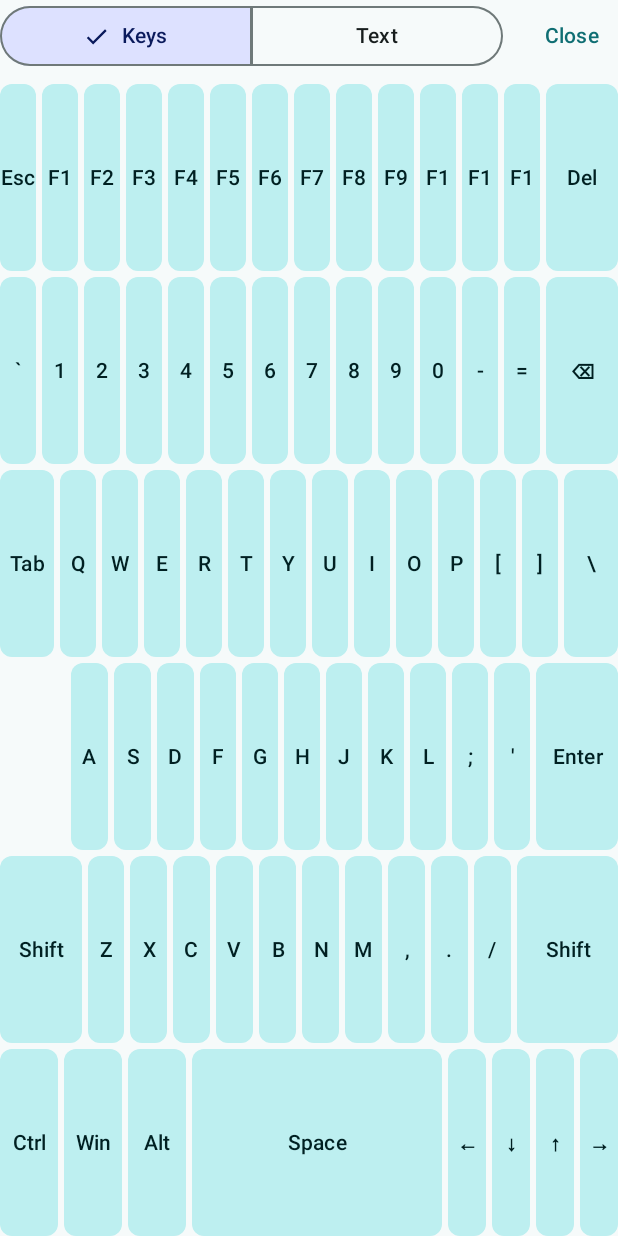
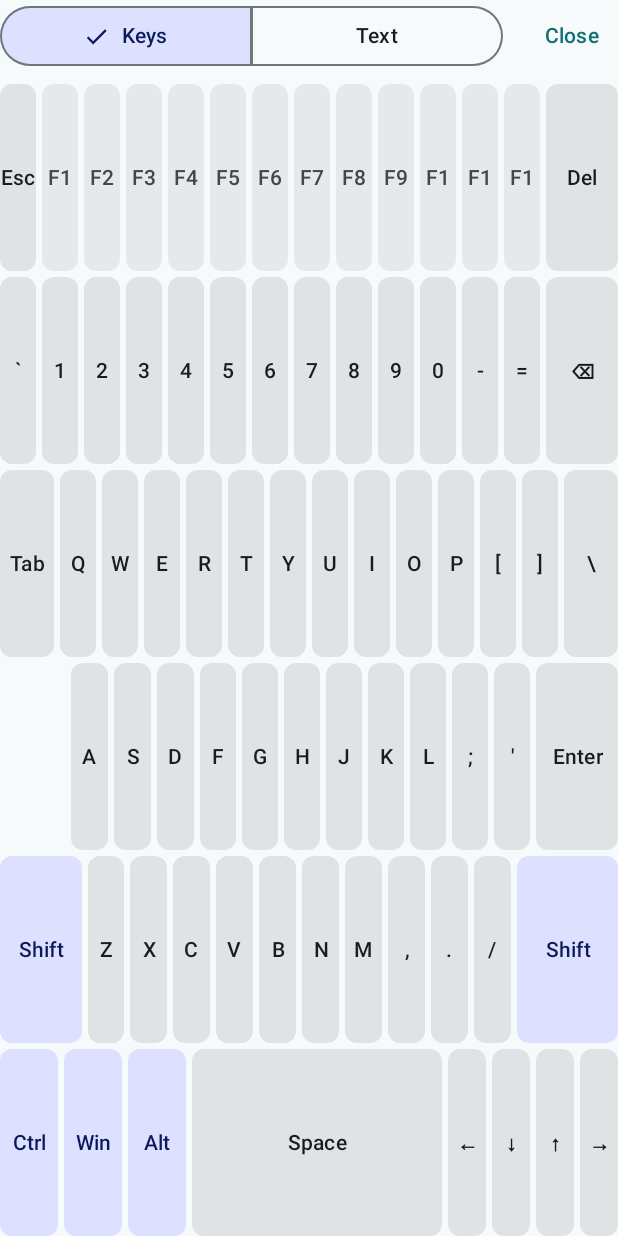
Before and after one commit to talgrim/HomeCursor, an Android app built with Jetpack Compose: the composable KeyboardScreen shown on its own in the app's theme, on a phone screen of 412 x 824 dp. Run offline under Robolectric (Android 15) with nearby library versions, the phone set to English and light mode, and no system bars; network calls fail; 1 statement that could not run was skipped.

Commit message:
feat(client): restyle trackpad, keyboard and mouse buttons
Replace the Left/Mid/Right labels with mouse glyphs that fill the button's
zone, give the pad, buttons and keys theme colours, shapes and press states,
colour keys by kind, and give the mouse buttons button semantics for
screen readers. Add the Compose preview tooling.

Co-Authored-By: Claude <noreply@anthropic.com>

```diff
--- a/src/client/app/build.gradle.kts
+++ b/src/client/app/build.gradle.kts
@@ -34,10 +34,13 @@ dependencies {
     implementation(libs.androidx.activity.compose)
     implementation(libs.androidx.compose.ui)
     implementation(libs.androidx.compose.material3)
+    implementation(libs.androidx.compose.ui.tooling.preview)
     implementation(libs.androidx.lifecycle.viewmodel.compose)
     implementation(libs.androidx.lifecycle.runtime.compose)
     implementation(libs.kotlinx.coroutines.android)
 
+    debugImplementation(libs.androidx.compose.ui.tooling)
+
     testImplementation(libs.junit)
     testImplementation(libs.kotlinx.coroutines.test)
 }
--- /dev/null
+++ b/src/client/app/src/main/kotlin/com/homecursor/client/ui/KeyGroup.kt
@@ -0,0 +1,36 @@
+package com.homecursor.client.ui
+
+import androidx.annotation.StringRes
+import androidx.compose.material3.MaterialTheme
+import androidx.compose.runtime.Composable
+import androidx.compose.ui.graphics.Color
+import com.homecursor.client.R
+import com.homecursor.client.protocol.SpecialKey
+
+/** The kinds of key the UI tells apart: by colour on the keyboard and in a shortcut, and as sections of the key picker. */
+enum class KeyGroup(@param:StringRes val title: Int) {
+    Modifier(R.string.key_group_modifiers),
+    Function(R.string.key_group_function),
+    Letter(R.string.key_group_letters),
+    Digit(R.string.key_group_digits),
+    Other(R.string.key_group_other),
+}
+
+fun SpecialKey.group(): KeyGroup = when {
+    isModifier -> KeyGroup.Modifier
+    code in SpecialKey.F1.code..SpecialKey.F12.code -> KeyGroup.Function
+    code in SpecialKey.A.code..SpecialKey.Z.code -> KeyGroup.Letter
+    code in SpecialKey.D0.code..SpecialKey.D9.code -> KeyGroup.Digit
+    else -> KeyGroup.Other
+}
+
+/** The container and content colours of a key at rest: modifiers stand out, function keys recede. */
+@Composable
+fun SpecialKey.restingColors(): Pair<Color, Color> {
+    val colors = MaterialTheme.colorScheme
+    return when (group()) {
+        KeyGroup.Modifier -> colors.secondaryContainer to colors.onSecondaryContainer
+        KeyGroup.Function -> colors.surfaceContainerHigh to colors.onSurfaceVariant
+        KeyGroup.Letter, KeyGroup.Digit, KeyGroup.Other -> colors.surfaceContainerHighest to colors.onSurface
+    }
+}
--- a/src/client/app/src/main/kotlin/com/homecursor/client/ui/KeyboardScreen.kt
+++ b/src/client/app/src/main/kotlin/com/homecursor/client/ui/KeyboardScreen.kt
@@ -1,7 +1,10 @@
 package com.homecursor.client.ui
 
 import androidx.compose.foundation.background
+import androidx.compose.foundation.LocalIndication
 import androidx.compose.foundation.clickable
+import androidx.compose.foundation.interaction.MutableInteractionSource
+import androidx.compose.foundation.interaction.collectIsPressedAsState
 import androidx.compose.foundation.layout.Arrangement
 import androidx.compose.foundation.layout.Box
 import androidx.compose.foundation.layout.Column
@@ -11,7 +14,7 @@ import androidx.compose.foundation.layout.fillMaxSize
 import androidx.compose.foundation.layout.fillMaxWidth
 import androidx.compose.foundation.layout.height
 import androidx.compose.foundation.layout.padding
-import androidx.compose.foundation.shape.RoundedCornerShape
+import androidx.compose.animation.animateColorAsState
 import androidx.compose.material3.Button
 import androidx.compose.material3.ExperimentalMaterial3Api
 import androidx.compose.material3.MaterialTheme
@@ -24,6 +27,7 @@ import androidx.compose.material3.TextButton
 import androidx.compose.runtime.Composable
 import androidx.compose.runtime.getValue
 import androidx.compose.runtime.mutableStateOf
+import androidx.compose.runtime.remember
 import androidx.compose.runtime.saveable.rememberSaveable
 import androidx.compose.runtime.setValue
 import androidx.compose.ui.Alignment
@@ -37,6 +41,7 @@ import com.homecursor.client.R
 import com.homecursor.client.input.KeyLabels
 import com.homecursor.client.input.KeyboardLayout
 import com.homecursor.client.protocol.SpecialKey
+import com.homecursor.client.ui.theme.Spacing
 
 /**
  * The full-screen on-screen keyboard (landscape). A mode switch picks between typing key by key
@@ -53,8 +58,8 @@ fun KeyboardScreen(
     onTextSent: (String) -> Unit,
     onClose: () -> Unit,
 ) {
-    Column(modifier = Modifier.fillMaxSize(), verticalArrangement = Arrangement.spacedBy(8.dp)) {
-        Row(verticalAlignment = Alignment.CenterVertically, horizontalArrangement = Arrangement.spacedBy(16.dp)) {
+    Column(modifier = Modifier.fillMaxSize(), verticalArrangement = Arrangement.spacedBy(Spacing.sm)) {
+        Row(verticalAlignment = Alignment.CenterVertically, horizontalArrangement = Arrangement.spacedBy(Spacing.lg)) {
             SingleChoiceSegmentedButtonRow(modifier = Modifier.weight(1f)) {
                 val modes = KeyboardMode.entries
                 modes.forEachIndexed { index, entry ->
@@ -84,9 +89,9 @@ fun KeyGrid(
     onKeyTapped: (SpecialKey) -> Unit,
     modifier: Modifier = Modifier,
 ) {
-    Column(modifier = modifier, verticalArrangement = Arrangement.spacedBy(4.dp)) {
+    Column(modifier = modifier, verticalArrangement = Arrangement.spacedBy(KEY_GAP)) {
         for (row in KeyboardLayout.rows) {
-            Row(modifier = Modifier.weight(1f).fillMaxWidth(), horizontalArrangement = Arrangement.spacedBy(4.dp)) {
+            Row(modifier = Modifier.weight(1f).fillMaxWidth(), horizontalArrangement = Arrangement.spacedBy(KEY_GAP)) {
                 for (cell in row) {
                     val cellModifier = Modifier.weight(cell.width).fillMaxHeight()
                     if (cell.key == null) {
@@ -100,6 +105,16 @@ fun KeyGrid(
     }
 }
 
+/** The gap between keys, and between the rows of keys. */
+private val KEY_GAP = Spacing.xs
+
+/** Height of the row of action keys next to the compose field. */
+private val ACTION_ROW_HEIGHT = 48.dp
+
+/**
+ * One key. A held modifier (and a key while it is pressed) is shown in the primary colour; otherwise the colour
+ * depends on its [KeyGroup].
+ */
 @Composable
 private fun KeyCap(
     key: SpecialKey,
@@ -108,17 +123,24 @@ private fun KeyCap(
     modifier: Modifier = Modifier,
 ) {
     val colors = MaterialTheme.colorScheme
+    val interactionSource = remember { MutableInteractionSource() }
+    val isPressed by interactionSource.collectIsPressedAsState()
+    val highlighted = isHeld || isPressed
+    val (restingContainer, restingContent) = key.restingColors()
+    val container by animateColorAsState(if (highlighted) colors.primary else restingContainer, label = "keyContainer")
+    val content by animateColorAsState(if (highlighted) colors.onPrimary else restingContent, label = "keyContent")
+
     Box(
         modifier = modifier
-            .clip(RoundedCornerShape(8.dp))
-            .background(if (isHeld) colors.primary else colors.primaryContainer)
-            .clickable(role = Role.Button) { onTapped(key) },
+            .clip(MaterialTheme.shapes.small)
+            .background(container)
+            .clickable(interactionSource = interactionSource, indication = LocalIndication.current, role = Role.Button) { onTapped(key) },
         contentAlignment = Alignment.Center,
     ) {
         Text(
             KeyLabels.of(key),
             style = MaterialTheme.typography.labelLarge,
-            color = if (isHeld) colors.onPrimary else colors.onPrimaryContainer,
+            color = content,
             textAlign = TextAlign.Center,
             maxLines = 1,
         )
@@ -140,10 +162,10 @@ private fun ComposePanel(
     modifier: Modifier = Modifier,
 ) {
     var text by rememberSaveable { mutableStateOf("") }
-    Column(modifier = modifier, verticalArrangement = Arrangement.spacedBy(8.dp)) {
+    Column(modifier = modifier, verticalArrangement = Arrangement.spacedBy(Spacing.sm)) {
         Row(
             modifier = Modifier.weight(1f).fillMaxWidth(),
-            horizontalArrangement = Arrangement.spacedBy(8.dp),
+            horizontalArrangement = Arrangement.spacedBy(Spacing.sm),
         ) {
             OutlinedTextField(
                 value = text,
@@ -157,10 +179,10 @@ private fun ComposePanel(
                     text = ""
                 },
                 enabled = text.isNotEmpty(),
-                modifier = Modifier.fillMaxHeight().padding(vertical = 8.dp),
+                modifier = Modifier.fillMaxHeight().padding(vertical = Spacing.sm),
             ) { Text(stringResource(R.string.keyboard_send)) }
         }
-        Row(modifier = Modifier.fillMaxWidth().height(48.dp), horizontalArrangement = Arrangement.spacedBy(4.dp)) {
+        Row(modifier = Modifier.fillMaxWidth().height(ACTION_ROW_HEIGHT), horizontalArrangement = Arrangement.spacedBy(KEY_GAP)) {
             for (key in composeActionKeys) {
                 KeyCap(key, key in held, onKeyTapped, Modifier.weight(1f).fillMaxHeight())
             }
--- a/src/client/app/src/main/res/values/strings.xml
+++ b/src/client/app/src/main/res/values/strings.xml
@@ -14,9 +14,9 @@
     <string name="connect">Connect</string>
     <string name="rescan">Rescan</string>
 
-    <string name="left_button">Left</string>
-    <string name="right_button">Right</string>
-    <string name="middle_button">Mid</string>
+    <string name="left_button">Left button</string>
+    <string name="right_button">Right button</string>
+    <string name="middle_button">Middle button</string>
     <string name="menu">Menu</string>
     <string name="trackpad_description">Trackpad. Drag to move the pointer, tap to click, tap with two fingers to right-click, drag with two fingers to scroll.</string>
     <string name="pointer_speed">Pointer speed: %1$.1f×</string>
@@ -34,6 +34,11 @@
     <string name="shortcut_name">Name</string>
     <string name="shortcut_pick_keys">Pick the keys, for example Alt and Enter</string>
     <string name="shortcut_save">Save</string>
+    <string name="key_group_modifiers">Modifiers</string>
+    <string name="key_group_function">Function keys</string>
+    <string name="key_group_letters">Letters</string>
+    <string name="key_group_digits">Numbers</string>
+    <string name="key_group_other">Other keys</string>
 
     <string name="keyboard_mode_keys">Keys</string>
     <string name="keyboard_mode_text">Text</string>
--- a/src/client/gradle/libs.versions.toml
+++ b/src/client/gradle/libs.versions.toml
@@ -14,6 +14,8 @@ androidx-activity-compose = { group = "androidx.activity", name = "activity-comp
 androidx-compose-bom = { group = "androidx.compose", name = "compose-bom", version.ref = "composeBom" }
 androidx-compose-ui = { group = "androidx.compose.ui", name = "ui" }
 androidx-compose-material3 = { group = "androidx.compose.material3", name = "material3" }
+androidx-compose-ui-tooling = { group = "androidx.compose.ui", name = "ui-tooling" }
+androidx-compose-ui-tooling-preview = { group = "androidx.compose.ui", name = "ui-tooling-preview" }
 androidx-lifecycle-viewmodel-compose = { group = "androidx.lifecycle", name = "lifecycle-viewmodel-compose", version.ref = "lifecycle" }
 androidx-lifecycle-runtime-compose = { group = "androidx.lifecycle", name = "lifecycle-runtime-compose", version.ref = "lifecycle" }
 kotlinx-coroutines-android = { group = "org.jetbrains.kotlinx", name = "kotlinx-coroutines-android", version.ref = "coroutines" }
```
Also changed, not shown: src/client/app/src/main/kotlin/com/homecursor/client/ui/MouseGlyph.kt (added, +96 -0 lines), src/client/app/src/main/kotlin/com/homecursor/client/ui/TrackpadScreen.kt (+71 -34 lines).
